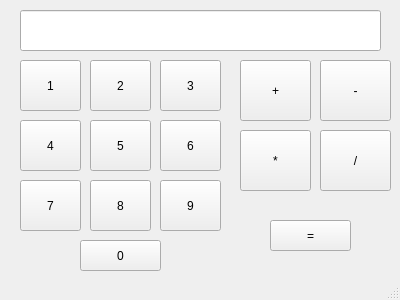
First picture: the form in mainwindow.ui, repository serabiasin/calculator_improved, before the edit.
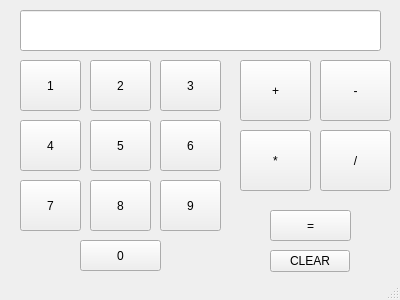
Second picture: the form after the edit.

```diff
--- a/mainwindow.ui
+++ b/mainwindow.ui
@@ -210,7 +210,7 @@
     <property name="geometry">
      <rect>
       <x>270</x>
-      <y>220</y>
+      <y>210</y>
       <width>81</width>
       <height>31</height>
      </rect>
@@ -219,6 +219,19 @@
      <string>=</string>
     </property>
    </widget>
+   <widget class="QPushButton" name="hapus">
+    <property name="geometry">
+     <rect>
+      <x>270</x>
+      <y>250</y>
+      <width>80</width>
+      <height>22</height>
+     </rect>
+    </property>
+    <property name="text">
+     <string>CLEAR</string>
+    </property>
+   </widget>
    <zorder>satu</zorder>
    <zorder>dua</zorder>
    <zorder>tiga</zorder>
```
Left out of the diff: 1 changed line with no effect on the pictures.
